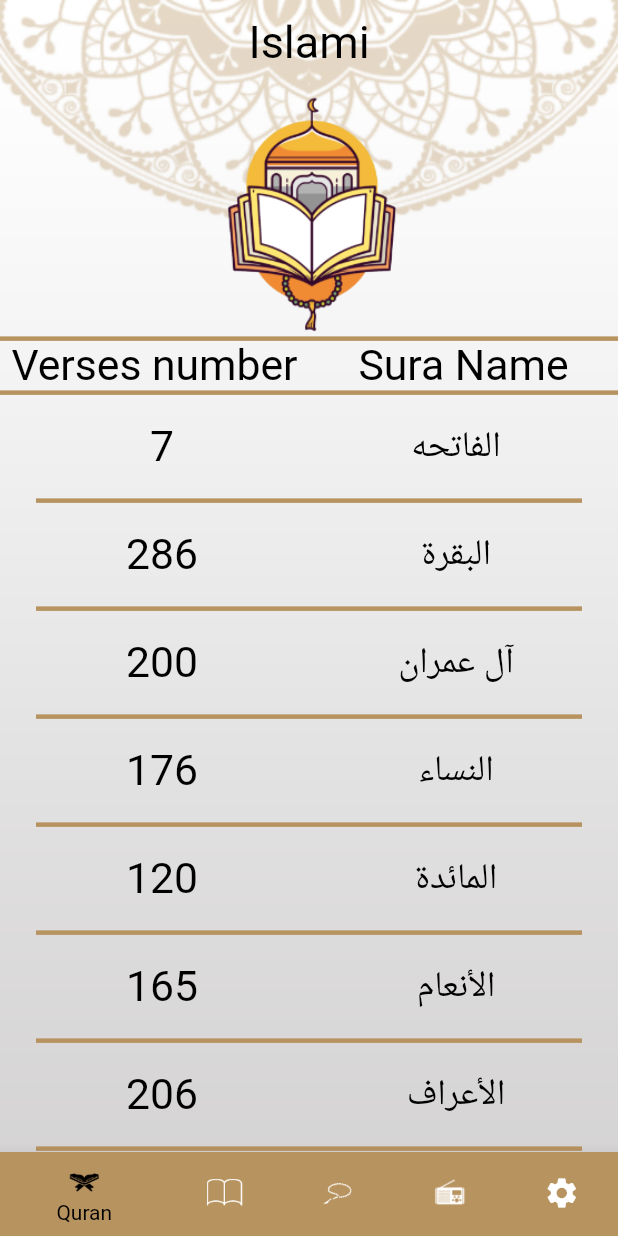
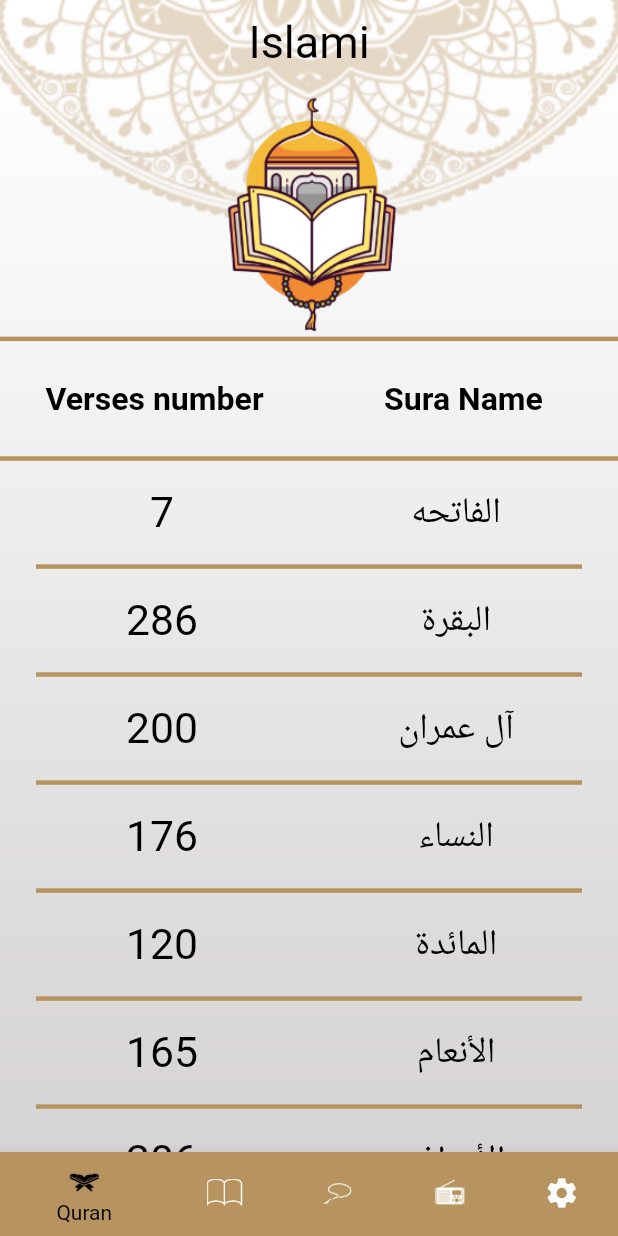
Before and after one commit to AdelTarekSherif/Islamic-App, a Flutter app: the screen it shows after launch, on a phone screen of 412 x 824 dp. Run offline on Flutter 3.47's test engine with Material 2 defaults, Android fonts, the phone set to English and light mode, and no system bars; generated files the repository leaves out were written again.

Commit message:
Edit in UI

```diff
--- a/lib/home/quran/QuranTab.dart
+++ b/lib/home/quran/QuranTab.dart
@@ -4,6 +4,7 @@ import 'package:islami_sun/main.dart';
 import 'package:islami_sun/providers/AppConfig.dart';
 import 'package:provider/provider.dart';
 import 'package:flutter_gen/gen_l10n/app_localizations.dart';
+import '../HomeScreen.dart';
 import 'SuraDetailsScreen.dart';
 
 class QuranTab extends StatelessWidget {
@@ -141,7 +142,10 @@ class QuranTab extends StatelessWidget {
           color: provider.themeMode == ThemeMode.light ? MyThemeData.primaryColor
               :MyThemeData.darkAccentColor,
         ),
-        Row(
+        Container(
+          height: (MediaQuery.of(context).size.height- appBar.preferredSize.height
+              -MediaQuery.of(context).padding.top)*.1,
+          child: Row(
             children: [
               Expanded(
                 child: Row(
@@ -151,7 +155,8 @@ class QuranTab extends StatelessWidget {
                         color: provider.themeMode == ThemeMode.light
                             ? Colors.black
                             : Colors.white,
-                      fontSize: constraints.maxHeight*0.04
+                        fontSize: constraints.maxHeight*0.03,
+                      fontWeight: FontWeight.bold
                     ),),
                   ],
                 ),
@@ -164,20 +169,23 @@ class QuranTab extends StatelessWidget {
                         color: provider.themeMode == ThemeMode.light
                             ? Colors.black
                             : Colors.white,
-                      fontSize: constraints.maxHeight*0.04
+                        fontSize: constraints.maxHeight*0.03,
+                        fontWeight: FontWeight.bold
                     ),),
                   ],
                 ),
               ),
             ],
           ),
+        ),
         Container(
           height: 3,
           color: provider.themeMode == ThemeMode.light ? MyThemeData.primaryColor
               :MyThemeData.darkAccentColor,
         ),
-        Expanded(
-          flex: 3,
+        Container(
+          height: (MediaQuery.of(context).size.height- appBar.preferredSize.height
+              -MediaQuery.of(context).padding.top)*.6,
           child: ListView.separated(
             itemBuilder: (buildContext, index) {
               return Container(
```
Also changed, not shown: lib/home/tasbeh/TasbehTab.dart (+5 -6 lines). Lines whose indentation alone changed are shown as unchanged.
